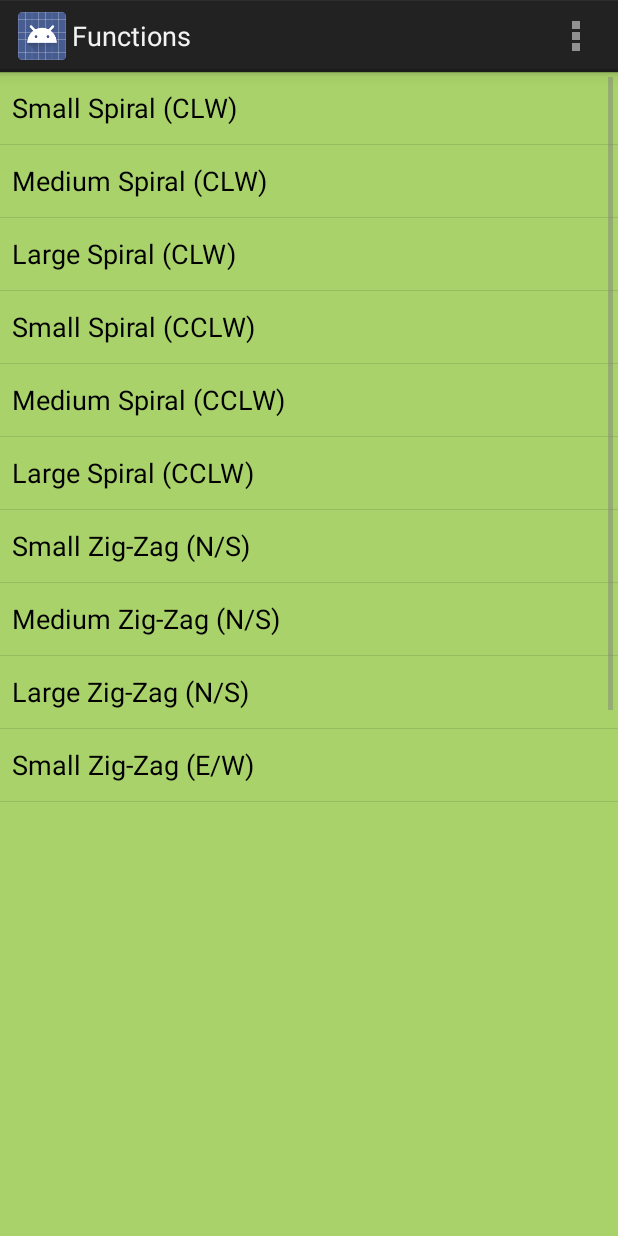
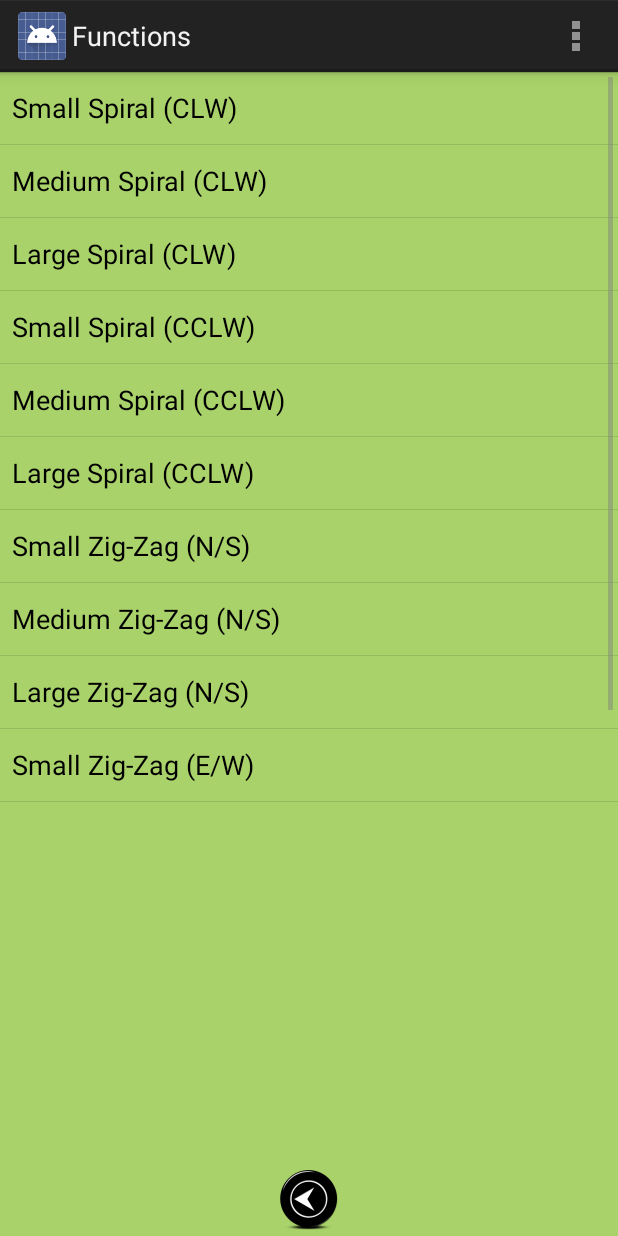
Before and after one commit to JDHumphries/Delta-Fountains-App, an Android app: the screen it shows after launch (Functions), after a tap on "Functions", on a phone screen of 412 x 824 dp. Run offline under Robolectric (Android 15) with nearby library versions, the phone set to English and light mode, and no system bars; 1 statement that could not run was skipped.

Commit message:
App doesn't crash when closing activities

```diff
--- a/DeltaFountains - Android Studio/app/src/main/java/com/deltafountains/Functions.java
+++ b/DeltaFountains - Android Studio/app/src/main/java/com/deltafountains/Functions.java
@@ -20,6 +20,7 @@ import android.view.View;
 import android.widget.AdapterView;
 import android.widget.AdapterView.OnItemClickListener;
 import android.widget.ArrayAdapter;
+import android.widget.ImageButton;
 import android.widget.ListView;
 import android.widget.Toast;
 
@@ -33,10 +34,12 @@ public class Functions extends Activity {
 
 	private Socket socket;
 	private static final int SERVERPORT = 43000;
-	private static final String SERVER_IP = "10.110.42.123";
+	private static final String SERVER_IP = "192.168.0.27";
 	private static int value = 0;
     PrintWriter out = null;
     BufferedReader in = null;
+
+    ImageButton back;
 
 	@Override
 	protected void onCreate(Bundle savedInstanceState) {
@@ -53,6 +56,19 @@ public class Functions extends Activity {
         	public void onItemClick(AdapterView<?> parent, View view, int position, long id) {
         		value = position;
         		out.println(value);
+        	}
+        });
+
+		back = (ImageButton) findViewById(R.id.backButtonFunctions);
+        back.setOnClickListener(new View.OnClickListener(){ //Second button goes to the second activity
+        	@Override
+        	public void onClick(View v){
+        		try {
+        			socket.close();
+        		} catch (IOException e) {
+        			e.printStackTrace();
+        		}
+        		finish();
         	}
         });
 	}
@@ -77,13 +93,13 @@ public class Functions extends Activity {
         }
     }
 
-	protected void onDestroy(){
+	/*protected void onDestroy(){
 		try {
 			socket.close();
 		} catch (IOException e) {
 			e.printStackTrace();
 		}
-	}
+	}*/
 
 	@Override
 	public boolean onCreateOptionsMenu(Menu menu) {
--- a/DeltaFountains - Android Studio/app/src/main/res/layout/activity_functions.xml
+++ b/DeltaFountains - Android Studio/app/src/main/res/layout/activity_functions.xml
@@ -1,21 +1,45 @@
 <?xml version="1.0" encoding="utf-8"?>
-<ScrollView xmlns:android="http://schemas.android.com/apk/res/android"
-    android:layout_width="match_parent"
-    android:layout_height="match_parent"
-    android:background="#A9D26A" >
+<RelativeLayout xmlns:android="http://schemas.android.com/apk/res/android"
+                android:layout_width="fill_parent"
+                android:layout_height="fill_parent"
+                android:background="#A9D26A">
 
     <LinearLayout
-        android:layout_width="match_parent"
-        android:layout_height="match_parent"
+            android:id="@+id/buttons"
+            android:layout_width="fill_parent"
+            android:layout_height="wrap_content"
+            android:orientation="horizontal"
+            android:gravity="center"
+            android:layout_alignParentBottom="true">
+
+        <ImageButton
+            android:id="@+id/backButtonFunctions"
+            android:layout_width="wrap_content"
+            android:layout_height="wrap_content"
+            android:layout_alignParentStart="true"
             android:background="#A9D26A"
+            android:src="@drawable/back_button" />
+
+    </LinearLayout>
+
+    <ScrollView
+            android:layout_width="fill_parent"
+            android:layout_height="fill_parent"
+            android:layout_above="@id/buttons">
+         <!--Scrollable content here-->
+
+        <LinearLayout
+            android:layout_width="fill_parent"
+            android:layout_height="397dp"
             android:orientation="vertical" >
 
             <ListView
                 android:id="@+id/listView"
                 android:layout_width="match_parent"
                 android:layout_height="500dp"
-            android:layout_weight="5.93"
-            android:background="#A9D26A" />
-
+                android:background="#A9D26A" >
+            </ListView>
         </LinearLayout>
     </ScrollView>
+
+</RelativeLayout>
```
Also changed, not shown: DeltaFountains - Android Studio/app/src/main/java/com/deltafountains/Controls.java (+25 -10 lines), DeltaFountains - Android Studio/app/src/main/java/com/deltafountains/Support.java (+12 -0 lines), DeltaFountains - Android Studio/app/src/main/res/layout/activity_controls.xml (+17 -6 lines), DeltaFountains - Android Studio/app/src/main/res/layout/activity_support.xml (+11 -2 lines), DeltaFountains - Android Studio/app/src/main/res/values/strings.xml (+8 -8 lines), DeltaFountains - Android Studio/app/src/main/res/drawable-hdpi/back_button.png (added), DeltaFountains - Android Studio/app/src/main/res/drawable-mdpi/back_button.png (added), DeltaFountains - Android Studio/app/src/main/res/drawable-xhdpi/back_button.png (added), DeltaFountains - Android Studio/app/src/main/res/drawable-xxhdpi/back_button.png (added), 58 other files. Lines whose indentation alone changed are shown as unchanged.
